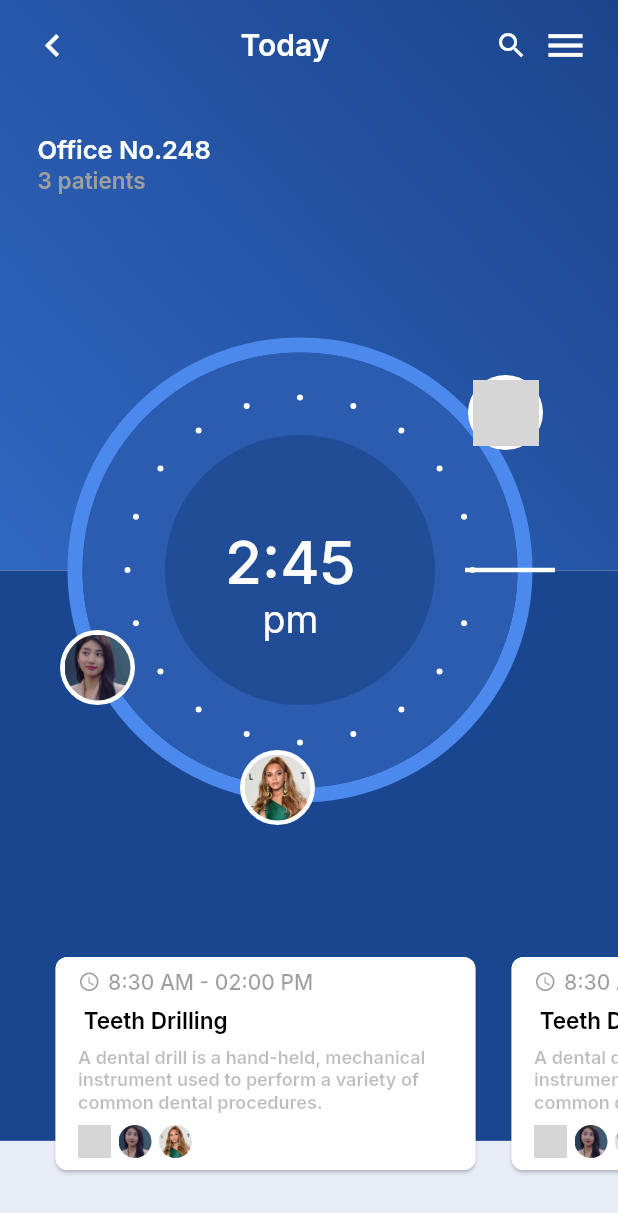
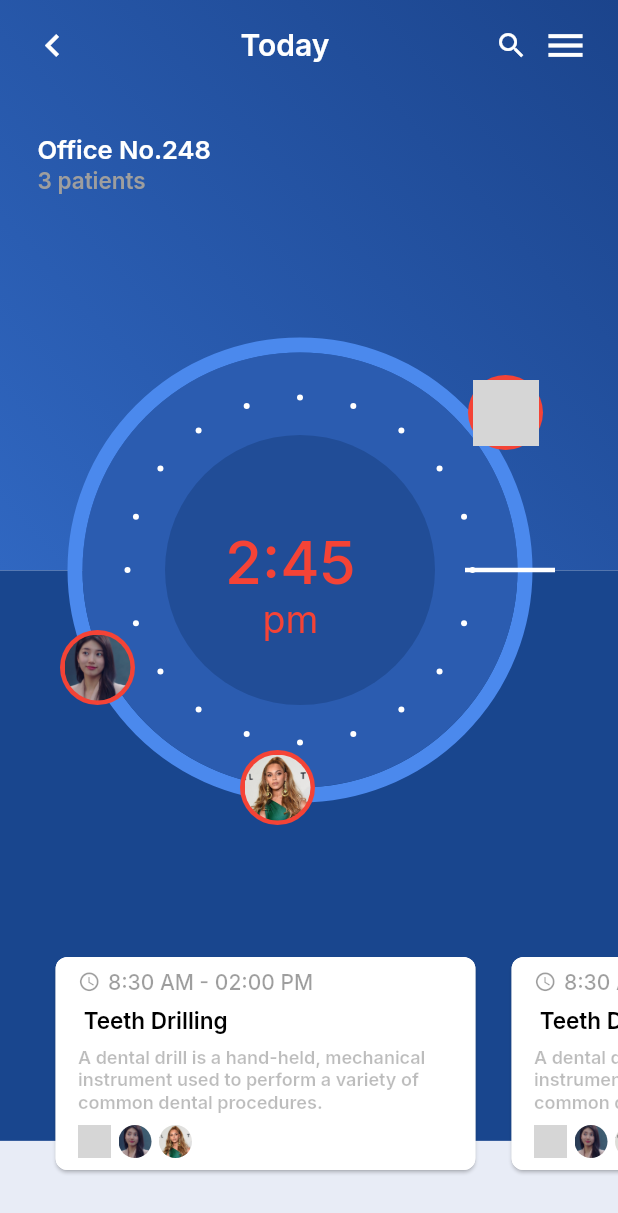
Before and after one commit to padc-flutter-ltc-15/flutter_custom_components, a Flutter app: the HomePage screen opened directly, after a tap on "Kamar-Taj / 1 Patients", on a phone screen of 412 x 824 dp. Shown: the top 1213 px of the screen. Run offline on Flutter 3.47's test engine with Material 2 defaults, Android fonts, the phone set to English and light mode, and no system bars; our stand-ins replace badges, dotted_line, google_fonts; grey boxes are pictures that could not be loaded.

Commit message:
Learning again and again

```diff
--- a/lib/main.dart
+++ b/lib/main.dart
@@ -28,7 +28,7 @@ class MyApp extends StatelessWidget {
         // is not restarted.
         primarySwatch: Colors.blue,
       ),
-      home: CustomPainterDemo(),
+      home: HomePage(),
     );
   }
 }
--- a/lib/screens/details_page.dart
+++ b/lib/screens/details_page.dart
@@ -26,17 +26,17 @@ class _DetailsPageState extends State<DetailsPage> {
           children: [
             const DetailBackgroundColorView(),
             Column(
-              mainAxisAlignment: MainAxisAlignment.spaceBetween,
+              mainAxisAlignment: MainAxisAlignment.spaceBetween, /// Learning again and again
               crossAxisAlignment: CrossAxisAlignment.start,
               children: const [
                 AppBarView(),
-                ToDoListView(),
+                ToDoListView(), /// Learning again and again
               ],
             ),
             const Positioned(
               top: MARGIN_230X,
               left: MARGIN_50X,
-              child: CustomCirclePaint(),
+              child: CustomCirclePaint(), /// Learning again and again
             ),
             const Positioned(
               top: MARGIN_350X,
--- a/lib/screens/home_page.dart
+++ b/lib/screens/home_page.dart
@@ -23,7 +23,7 @@ class HomePage extends StatefulWidget {
 }
 
 class _HomePageState extends State<HomePage> {
-  final layerLink = LayerLink();
+  final layerLink = LayerLink(); /// Learning again and again
   final List<List<String>> timeList = [
     ["8:00", "8:30"],
     ["9:00", "9:30"],
@@ -79,7 +79,7 @@ class _HomePageState extends State<HomePage> {
                   TimeAndEventsTitleView(),
                   Stack(
                     children: [
-                      RefreshIndicator(
+                      RefreshIndicator( /// Learning again and again
                         onRefresh: () => _refresh(),
                         child: SizedBox(
                           height: SIZE_400X,
@@ -97,7 +97,7 @@ class _HomePageState extends State<HomePage> {
                                   }
                                 },
                                 child: TimeAndEventsView(
-                                  layerLink: layerLink,
+                                  layerLink: layerLink, /// Learning again and again
                                   timeList: timeList,
                                   index: index,
                                 ),
@@ -106,10 +106,10 @@ class _HomePageState extends State<HomePage> {
                           ),
                         ),
                       ),
-                      CompositedTransformFollower(
-                        link: layerLink,
+                      CompositedTransformFollower( /// Learning again and again
+                        link: layerLink, /// Learning again and again
                         showWhenUnlinked: false,
-                        targetAnchor: Alignment.bottomCenter,
+                        targetAnchor: Alignment.bottomCenter, /// Learning again and again
                         child: const CurrentTImeIndicator(),
                       ),
                     ],
--- a/lib/widgets/background_color_view.dart
+++ b/lib/widgets/background_color_view.dart
@@ -12,8 +12,8 @@ class BackGroundColorView extends StatelessWidget {
   Widget build(BuildContext context) {
     return Column(
       children: [
-        Expanded(
-          flex: 4,
+        Expanded( /// Learning again and again
+          flex: 4, /// Learning again and again
           child: Container(
             decoration: const BoxDecoration(
               gradient: LinearGradient(
--- a/lib/widgets/current_time_indicator.dart
+++ b/lib/widgets/current_time_indicator.dart
@@ -15,14 +15,14 @@ class CurrentTImeIndicator extends StatelessWidget {
       height: SIZE_15X,
       width: SIZE_15X,
       decoration: BoxDecoration(
-        color: Colors.black12,
+        color: Colors.yellow,
         borderRadius: BorderRadius.circular(MARGIN_7X),
       ),
       child: Padding(
         padding: const EdgeInsets.all(MARGIN_3X),
         child: Container(
           decoration: BoxDecoration(
-            color: PRIMARY_COLOR,
+            color: SECONDARY_COLOR,
             borderRadius: BorderRadius.circular(MARGIN_10X),
           ),
         ),
--- a/lib/widgets/date_time_dotted_line_and_events_card_view.dart
+++ b/lib/widgets/date_time_dotted_line_and_events_card_view.dart
@@ -28,8 +28,8 @@ class DateTimeDottedLineAndEventsCardView extends StatelessWidget {
         const SizedBox(
           width: SIZE_20X,
         ),
-        (index == 0)? CompositedTransformTarget(
-          link: layerLink,
+        (index == 0)? CompositedTransformTarget( /// Learning again and again
+          link: layerLink, /// Learning again and again
           child: DottedLineAndCurrentTimeIndicator(
             index: index,
           ),
--- a/lib/widgets/detail_background_color_view.dart
+++ b/lib/widgets/detail_background_color_view.dart
@@ -9,10 +9,10 @@ class DetailBackgroundColorView extends StatelessWidget {
 
   @override
   Widget build(BuildContext context) {
-    return Column(
+    return Column( /// Learning again and again
       children: [
-        Expanded(
-          flex: 6,
+        Expanded( /// Learning again and again
+          flex: 6, /// Learning again and again
           child: Container(
             decoration: const BoxDecoration(
               gradient: LinearGradient(
@@ -26,14 +26,14 @@ class DetailBackgroundColorView extends StatelessWidget {
             ),
           ),
         ),
-        Expanded(
-          flex: 6,
+        Expanded( /// Learning again and again
+          flex: 6, /// Learning again and again
           child: Container(
             color: PRIMARY_COLOR,
           ),
         ),
-        Expanded(
-          flex: 1,
+        Expanded( /// Learning again and again
+          flex: 1, /// Learning again and again
           child: Container(
             color: TERTIARY_COLOR,
           ),
--- a/lib/widgets/details_page_clock_icon_view.dart
+++ b/lib/widgets/details_page_clock_icon_view.dart
@@ -16,7 +16,7 @@ class DetailsPageClockIconView extends StatelessWidget {
       height: SIZE_50X,
       width: SIZE_50X,
       decoration: BoxDecoration(
-        color: Colors.white,
+        color: Colors.red,
         borderRadius: BorderRadius.circular(MARGIN_25X),
       ),
       child: Padding(
--- a/lib/widgets/my_patients_list.dart
+++ b/lib/widgets/my_patients_list.dart
@@ -18,9 +18,9 @@ class MyPatientsList extends StatelessWidget {
   Widget build(BuildContext context) {
     return Padding(
       padding: const EdgeInsets.symmetric(horizontal: MARGIN_8X),
-      child: Card(
+      child: Card( /// Learning again and again
         clipBehavior: Clip.antiAlias,
-        shape: RoundedRectangleBorder(
+        shape: RoundedRectangleBorder( /// Learning again and again
           borderRadius: isDetails
               ? BorderRadius.circular(MARGIN_8X)
               : BorderRadius.circular(MARGIN_6X),
@@ -28,8 +28,9 @@ class MyPatientsList extends StatelessWidget {
         elevation: MARGIN_1X,
         child: Container(
           width: isDetails ? SIZE_280X : SIZE_200X,
-          decoration:
-          BoxDecoration(color: isDetails ? Colors.white : HOME_SCREEN_GRADIENT_COLOR_ONE),
+          decoration: BoxDecoration( /// Learning again and again
+            color: isDetails ? Colors.white : HOME_SCREEN_GRADIENT_COLOR_ONE,
+          ),
           child: Padding(
             padding: isDetails
                 ? const EdgeInsets.symmetric(horizontal: MARGIN_15X)
--- a/lib/widgets/profile_image_view.dart
+++ b/lib/widgets/profile_image_view.dart
@@ -29,10 +29,10 @@ class ProfileImageView extends StatelessWidget {
             color: Colors.white),
         child: Padding(
           padding: const EdgeInsets.all(MARGIN_3X),
-          child: Container(
+          child: Container( /// Learning again and again
             clipBehavior: Clip.antiAlias,
-            decoration: BoxDecoration(
-              borderRadius: BorderRadius.circular(MARGIN_20X),
+            decoration: BoxDecoration( /// Learning again and again
+              borderRadius: BorderRadius.circular(MARGIN_20X), /// Learning again and again
             ),
             child: Image.asset(
               PATIENT_ONE,
--- a/lib/widgets/search_bar_and_profile_view.dart
+++ b/lib/widgets/search_bar_and_profile_view.dart
@@ -13,8 +13,8 @@ class SearchBarAndProfileView extends StatelessWidget {
   Widget build(BuildContext context) {
     return Padding(
       padding: const EdgeInsets.symmetric(horizontal: MARGIN_35X),
-      child: Row(
-        mainAxisAlignment: MainAxisAlignment.spaceBetween,
+      child: Row( /// Learning again and again
+        mainAxisAlignment: MainAxisAlignment.spaceBetween, /// Learning again and again
         children: const [
           SearchFieldView(),
           ProfileImageView(),
--- a/lib/widgets/time_and_events_title_view.dart
+++ b/lib/widgets/time_and_events_title_view.dart
@@ -33,7 +33,7 @@ class TimeAndEventsTitleView extends StatelessWidget {
           ),
           const Padding(
             padding: EdgeInsets.only(top: MARGIN_10X),
-            child: DottedLine(
+            child: DottedLine( /// Learning again and again
               direction: Axis.vertical,
               dashColor: Colors.black38,
               dashLength: SIZE_5X,
--- a/lib/widgets/time_and_events_view.dart
+++ b/lib/widgets/time_and_events_view.dart
@@ -20,7 +20,7 @@ class TimeAndEventsView extends StatelessWidget {
   @override
   Widget build(BuildContext context) {
     return Container(
-      color: (index == 0) ? Colors.white.withOpacity(0.1) : Colors.black12,
+      color: (index == 0) ? Colors.white.withOpacity(0.1) : Colors.grey,
       child: DateTimeDottedLineAndEventsCardView(
           timeList: timeList,
           index: index,
--- a/lib/widgets/to_do_work_time_view.dart
+++ b/lib/widgets/to_do_work_time_view.dart
@@ -17,11 +17,11 @@ class ToDoWorkTimeView extends StatelessWidget {
       children: [
         Text(DETAILS_PAGE_TIME,
           style: GoogleFonts.inter(
-              fontWeight: FontWeight.w500, color: Colors.white, fontSize: TEXT_40X),
+              fontWeight: FontWeight.w500, color: Colors.red, fontSize: TEXT_40X),
         ),
         Text(DETAILS_PAGE_TIME_PM,
           style: GoogleFonts.inter(
-              fontWeight: FontWeight.w400, color: Colors.white, fontSize: TEXT_25X),
+              fontWeight: FontWeight.w400, color: Colors.red, fontSize: TEXT_25X),
         ),
       ],
     );
```
